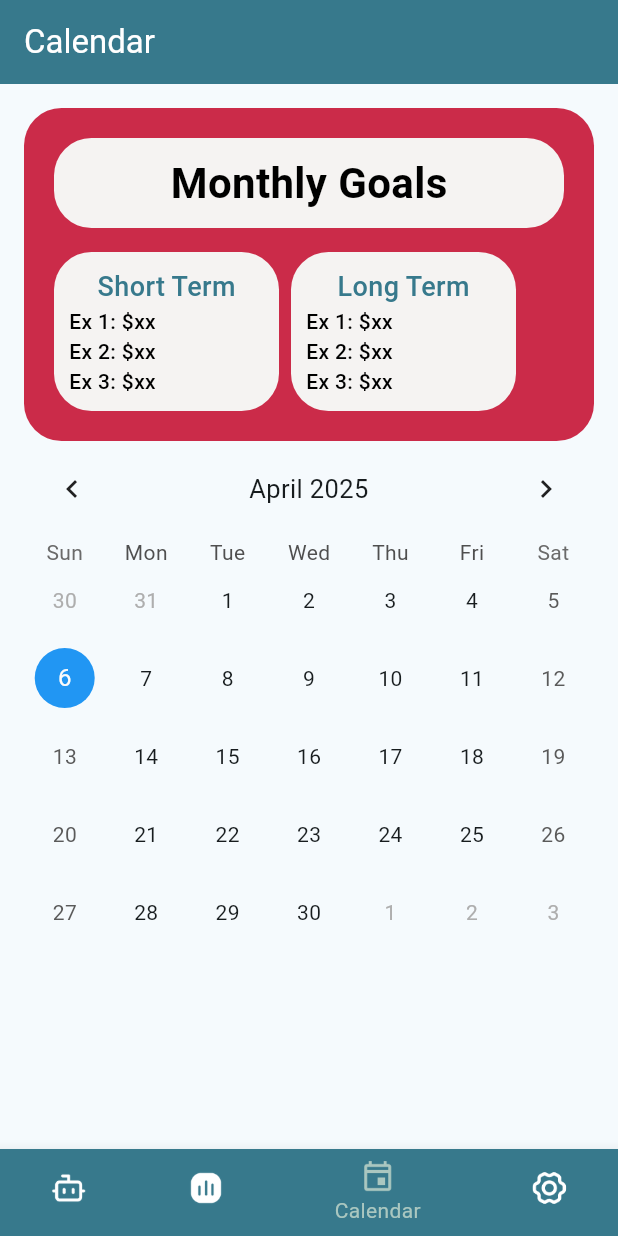
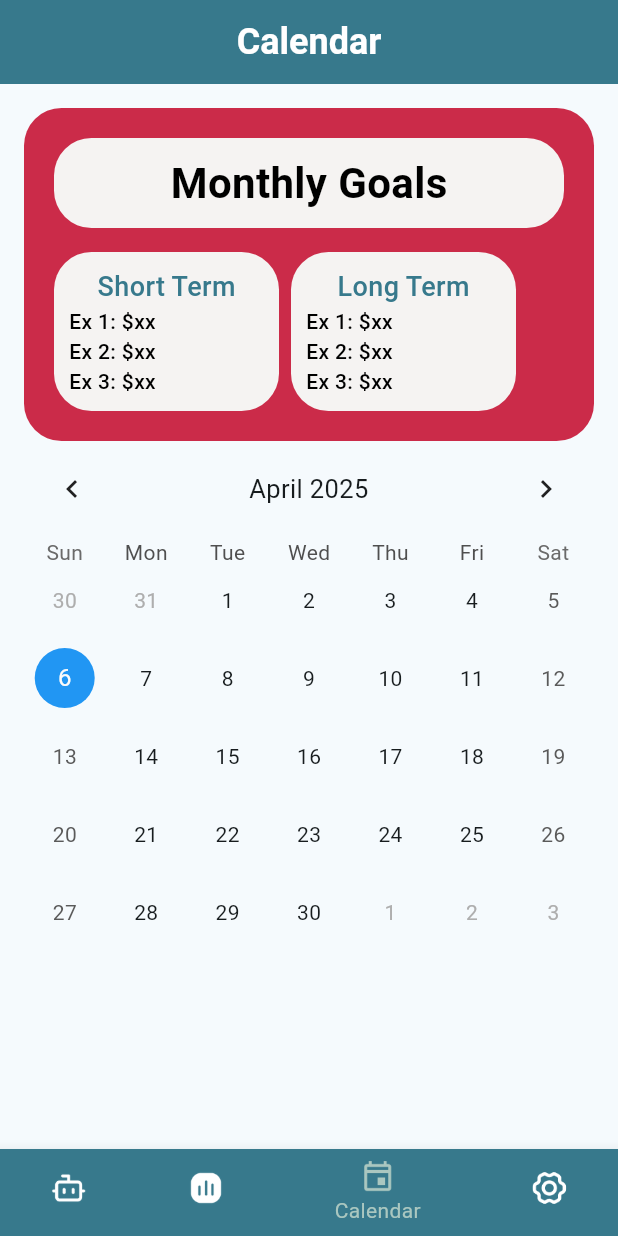
Before and after one commit to monsimb/WeHack, a Flutter app: the screen it shows after launch, item 3 of the bottom bar chosen, on a phone screen of 412 x 824 dp. Run offline on Flutter 3.47's test engine with Material 3 defaults, Android fonts, the phone set to English and light mode, and no system bars; drawn by our look-alikes of table_calendar; our stand-ins replace fl_chart; Roboto replaces fonts that are missing (Bai Jamjuree).

```diff
--- a/lib/calendar.dart
+++ b/lib/calendar.dart
@@ -19,9 +19,14 @@ class _CalendarState extends State<Calendar> {
       appBar: AppBar(
         title: const Text(
           'Calendar',
-          style: TextStyle(color: Colors.white),
+          style: TextStyle(
+            fontSize: 24,
+            fontWeight: FontWeight.bold,
+            color: Colors.white,
           ),
-        backgroundColor: const Color.fromARGB(255, 55, 121, 140),
+        ),
+        backgroundColor: const Color(0xff37798c), // Match the dashboard theme
+        centerTitle: true,
       ),
       body: SingleChildScrollView(
         child: Padding(
@@ -39,39 +44,42 @@ class _CalendarState extends State<Calendar> {
                   width: 400,
                   decoration: BoxDecoration(
                     borderRadius: BorderRadius.circular(25),
-                  color: Color(0xffcb2b49)),
+                    color: const Color(0xffcb2b49),
+                  ),
                   child: Padding(
-                padding: EdgeInsets.all(20),
+                    padding: const EdgeInsets.all(20),
                     child: Column(
                       mainAxisAlignment: MainAxisAlignment.center,
                       children: [
                         Container(
                           decoration: BoxDecoration(
                             borderRadius: BorderRadius.circular(25),
-                          color: Color.fromARGB(255, 245, 243, 242)),
+                            color: const Color.fromARGB(255, 245, 243, 242),
+                          ),
                           child: const Padding(
                             padding: EdgeInsets.all(10),
                             child: Align(
                               alignment: Alignment.center,
                               child: Text(
                                 "Monthly Goals",
-                              style: TextStyle(color: Colors.black,
+                                style: TextStyle(
+                                  color: Colors.black,
                                   fontSize: 28,
                                   fontFamily: 'Bai Jamjuree',
                                   fontWeight: FontWeight.w600,
                                 ),
-                            )
-                          )
-                        )
                               ),
-                      SizedBox(height: 16),   // spacer
+                            ),
+                          ),
+                        ),
+                        const SizedBox(height: 16), // spacer
                         Row(
                           children: [
                             Container(
                               width: 150,
                               decoration: BoxDecoration(
                                 borderRadius: BorderRadius.circular(25),
-                              color: Color.fromARGB(255, 245, 243, 242)
+                                color: const Color.fromARGB(255, 245, 243, 242),
                               ),
                               child: const Padding(
                                 padding: EdgeInsets.all(10),
@@ -81,56 +89,61 @@ class _CalendarState extends State<Calendar> {
                                       alignment: Alignment.center,
                                       child: Text(
                                         "Short Term",
-                                    style: TextStyle(color: Color.fromARGB(255, 55, 121, 140),
+                                        style: TextStyle(
+                                          color:
+                                              Color.fromARGB(255, 55, 121, 140),
                                           fontSize: 18,
                                           fontFamily: 'Bai Jamjuree',
                                           fontWeight: FontWeight.w500,
                                         ),
-                                  )
+                                      ),
                                     ),
                                     Align(
                                       alignment: Alignment.centerLeft,
                                       child: Text(
                                         "Ex 1: \$xx",
-                                    style: TextStyle(color: Colors.black,
+                                        style: TextStyle(
+                                          color: Colors.black,
                                           fontSize: 14,
                                           fontFamily: 'Bai Jamjuree',
                                           fontWeight: FontWeight.w500,
                                         ),
-                                  )
+                                      ),
                                     ),
                                     Align(
                                       alignment: Alignment.centerLeft,
                                       child: Text(
                                         "Ex 2: \$xx",
-                                    style: TextStyle(color: Colors.black,
+                                        style: TextStyle(
+                                          color: Colors.black,
                                           fontSize: 14,
                                           fontFamily: 'Bai Jamjuree',
                                           fontWeight: FontWeight.w500,
                                         ),
-                                  )
+                                      ),
                                     ),
                                     Align(
                                       alignment: Alignment.centerLeft,
                                       child: Text(
                                         "Ex 3: \$xx",
-                                    style: TextStyle(color: Colors.black,
+                                        style: TextStyle(
+                                          color: Colors.black,
                                           fontSize: 14,
                                           fontFamily: 'Bai Jamjuree',
                                           fontWeight: FontWeight.w500,
                                         ),
-                                  )
                                       ),
-                              ]
-                            )
-                            )
                                     ),
-                          SizedBox(width: 8),
+                                  ],
+                                ),
+                              ),
+                            ),
+                            const SizedBox(width: 8),
                             Container(
                               width: 150,
                               decoration: BoxDecoration(
                                 borderRadius: BorderRadius.circular(25),
-                              color: Color.fromARGB(255, 245, 243, 242)
+                                color: const Color.fromARGB(255, 245, 243, 242),
                               ),
                               child: const Padding(
                                 padding: EdgeInsets.all(10),
@@ -140,52 +153,58 @@ class _CalendarState extends State<Calendar> {
                                       alignment: Alignment.center,
                                       child: Text(
                                         "Long Term",
-                                    style: TextStyle(color: Color.fromARGB(255, 55, 121, 140),
+                                        style: TextStyle(
+                                          color:
+                                              Color.fromARGB(255, 55, 121, 140),
                                           fontSize: 18,
                                           fontFamily: 'Bai Jamjuree',
                                           fontWeight: FontWeight.w500,
                                         ),
-                                  )
+                                      ),
                                     ),
                                     Align(
                                       alignment: Alignment.centerLeft,
                                       child: Text(
                                         "Ex 1: \$xx",
-                                    style: TextStyle(color: Colors.black,
+                                        style: TextStyle(
+                                          color: Colors.black,
                                           fontSize: 14,
                                           fontFamily: 'Bai Jamjuree',
                                           fontWeight: FontWeight.w500,
                                         ),
-                                  )
+                                      ),
                                     ),
                                     Align(
                                       alignment: Alignment.centerLeft,
                                       child: Text(
                                         "Ex 2: \$xx",
-                                    style: TextStyle(color: Colors.black,
+                                        style: TextStyle(
+                                          color: Colors.black,
                                           fontSize: 14,
                                           fontFamily: 'Bai Jamjuree',
                                           fontWeight: FontWeight.w500,
                                         ),
-                                  )
+                                      ),
                                     ),
                                     Align(
                                       alignment: Alignment.centerLeft,
                                       child: Text(
                                         "Ex 3: \$xx",
-                                    style: TextStyle(color: Colors.black,
+                                        style: TextStyle(
+                                          color: Colors.black,
                                           fontSize: 14,
                                           fontFamily: 'Bai Jamjuree',
                                           fontWeight: FontWeight.w500,
                                         ),
+                                      ),
+                                    ),
+                                  ],
+                                ),
+                              ),
+                            ),
+                          ],
                         )
-                                ),
-                              ]
-                            )
-                            )
-                          ),
-                        ],)
-                      ]
+                      ],
                     ),
                   ),
                 ),
@@ -224,7 +243,8 @@ class _CalendarState extends State<Calendar> {
                 ),
             ],
           ),
-      )),
+        ),
+      ),
     );
   }
 }
--- a/lib/main.dart
+++ b/lib/main.dart
@@ -125,7 +125,7 @@ class _MyHomePageState extends State<MyHomePage> {
               icon: ImageIcon(
                 AssetImage('assets/past.png'), // Custom dashboard icon
               ),
-              label: 'ChatBot',
+              label: 'Penny',
             ),
             BottomNavigationBarItem(
               icon: ImageIcon(
```
Also changed, not shown: lib/chatbot.dart (+43 -79 lines), lib/dashboard.dart (+14 -2 lines), lib/settings.dart (+8 -5 lines), pubspec.lock, 95 other files. Lines whose indentation alone changed are shown as unchanged.
